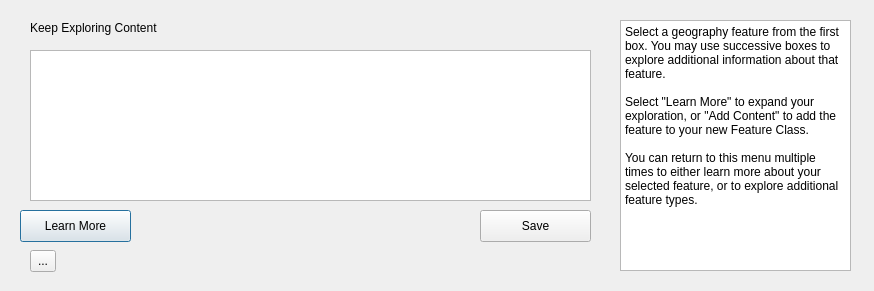
KnowWhereGraph/geoenrichment-qgis, file kwg_geoenrichment/kwg_plugin_enrichment_dialog_base.ui: the form before one commit.
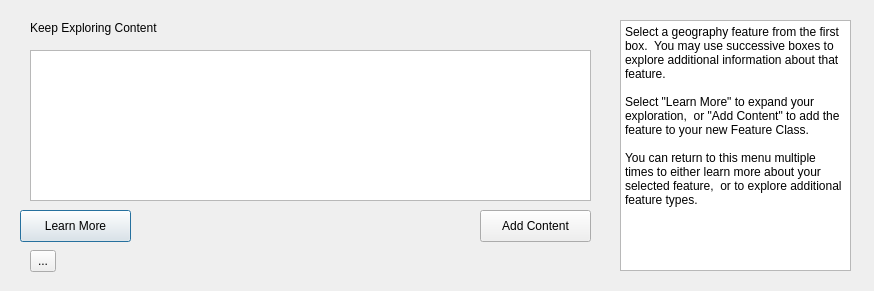
The form after the commit.

Commit message:
Updating UI texts / labels
Updating UI texts / labels

Diff of the .ui file:
```diff
--- a/kwg_geoenrichment/kwg_plugin_enrichment_dialog_base.ui
+++ b/kwg_geoenrichment/kwg_plugin_enrichment_dialog_base.ui
@@ -49,7 +49,7 @@
     </rect>
    </property>
    <property name="text">
-    <string>Save</string>
+    <string>Add Content</string>
    </property>
   </widget>
   <widget class="QTableWidget" name="tableWidget">
@@ -72,11 +72,11 @@
     </rect>
    </property>
    <property name="plainText">
-    <string>Select a geography feature from the first box. You may use successive boxes to explore additional information about that feature.
+    <string>Select a geography feature from the first box.  You may use successive boxes to explore additional information about that feature.
 
-Select &quot;Learn More&quot; to expand your exploration, or &quot;Add Content&quot; to add the feature to your new Feature Class.
+Select &quot;Learn More&quot; to expand your exploration,  or &quot;Add Content&quot; to add the feature to your new Feature Class.
 
-You can return to this menu multiple times to either learn more about your selected feature, or to explore additional feature types.</string>
+You can return to this menu multiple times to either learn more about your selected feature,  or to explore additional feature types.</string>
    </property>
   </widget>
   <widget class="QToolButton" name="toolButton">
```
The commit also changes 1 other file.
